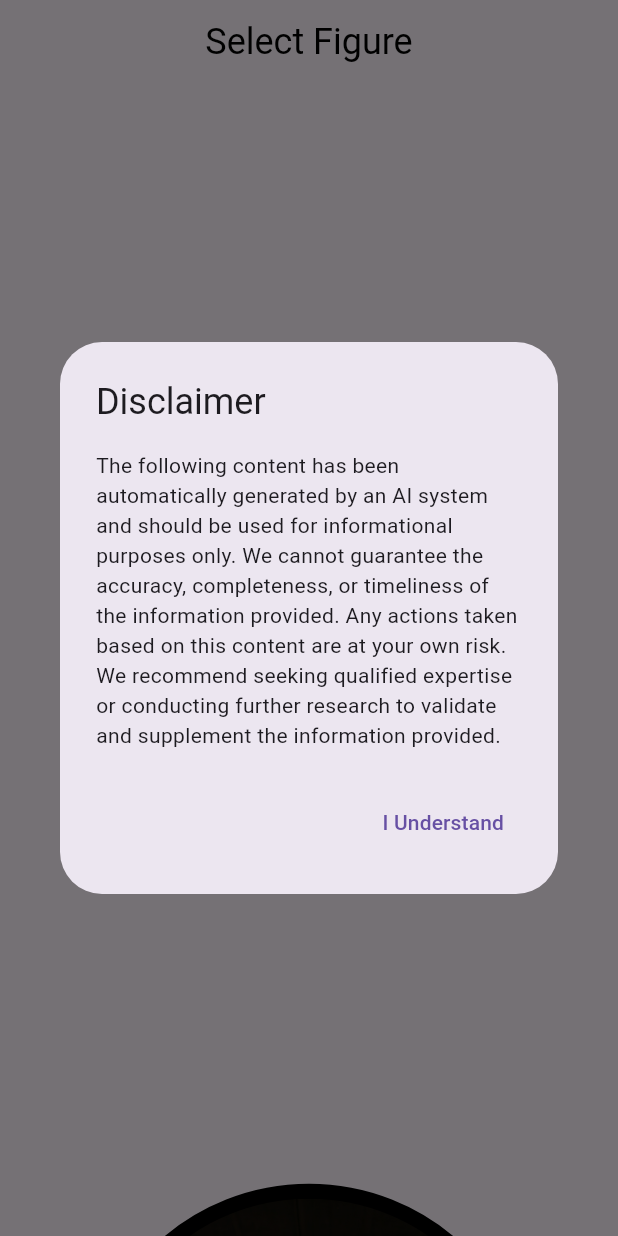
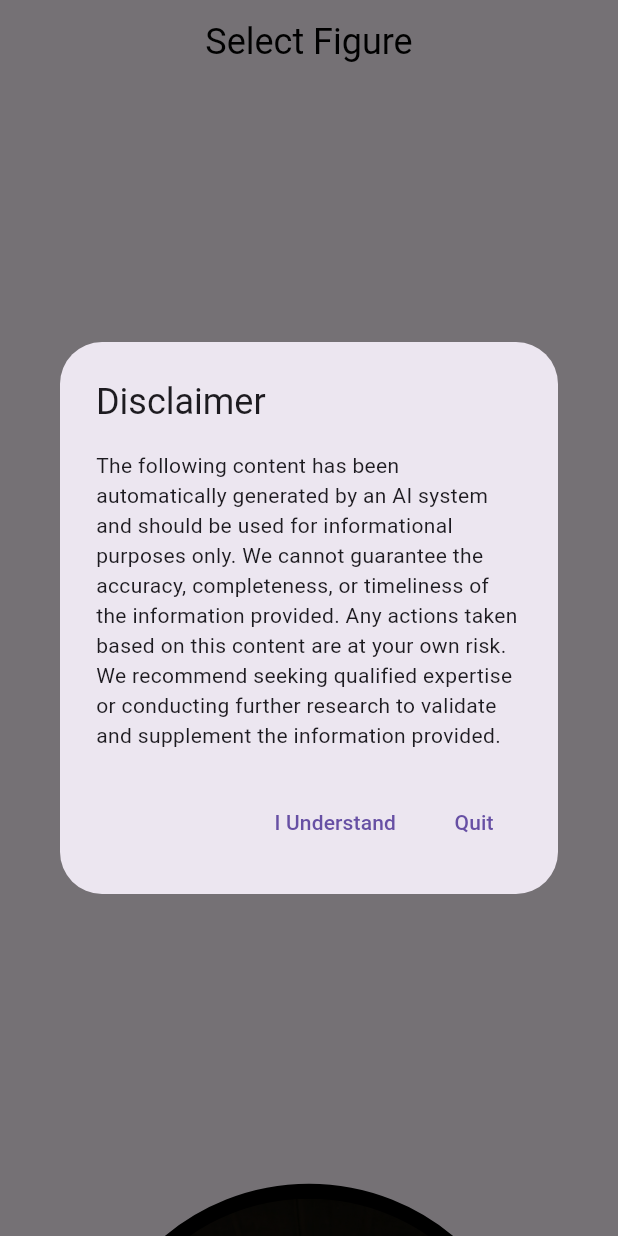
Before and after one commit to Nishchay1/openai-chatbot, a Flutter app: the screen it shows after launch, on a phone screen of 412 x 824 dp. Run offline on Flutter 3.47's test engine with Material 3 defaults, Android fonts, the phone set to English and light mode, and no system bars.

Commit message:
Add quit option to disclaimer alert.

```diff
--- a/lib/screens/home_screen.dart
+++ b/lib/screens/home_screen.dart
@@ -1,6 +1,7 @@
 import 'package:chatbot/shared/figure_select_card.dart';
 import 'package:chatbot/shared/figure_select_screen.dart';
 import 'package:flutter/material.dart';
+import 'package:flutter/services.dart';
 
 class HomeScreen extends StatefulWidget {
   const HomeScreen({super.key});
@@ -94,7 +95,7 @@ class _HomeScreenState extends State<HomeScreen> {
                 child: Text(
                     "The following content has been automatically generated by an AI system and should be used for informational purposes only. We cannot guarantee the accuracy, completeness, or timeliness of the information provided. Any actions taken based on this content are at your own risk. We recommend seeking qualified expertise or conducting further research to validate and supplement the information provided."),
               ),
-              actions: [TextButton(onPressed: ()=>Navigator.of(context).pop(), child: Text("I Understand"))],
+              actions: [TextButton(onPressed: ()=>Navigator.of(context).pop(), child: Text("I Understand")),TextButton(onPressed: ()=>SystemChannels.platform.invokeMethod('SystemNavigator.pop'), child: Text("Quit"))],
             ));
   }
 }
```
